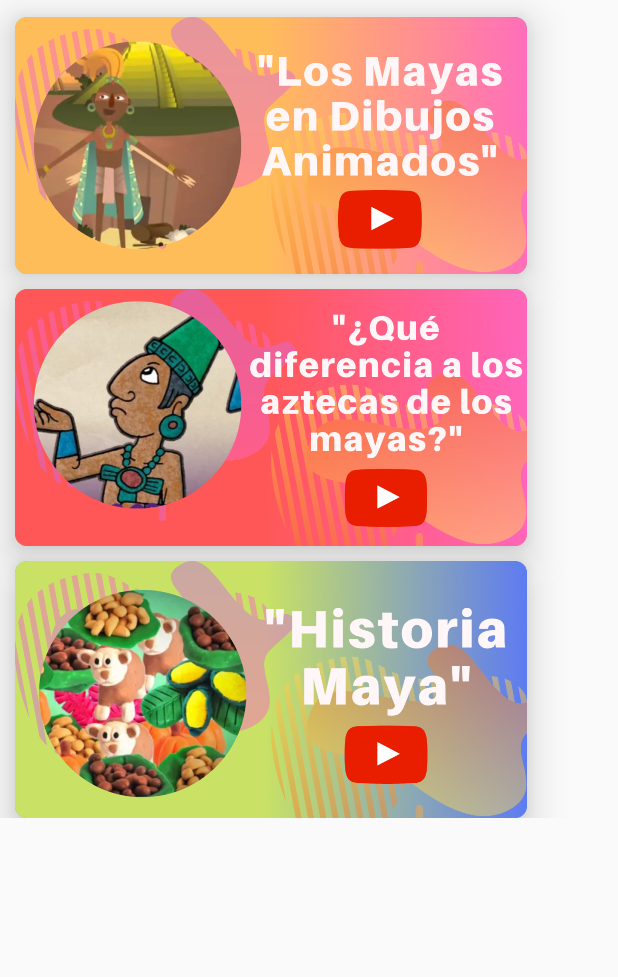
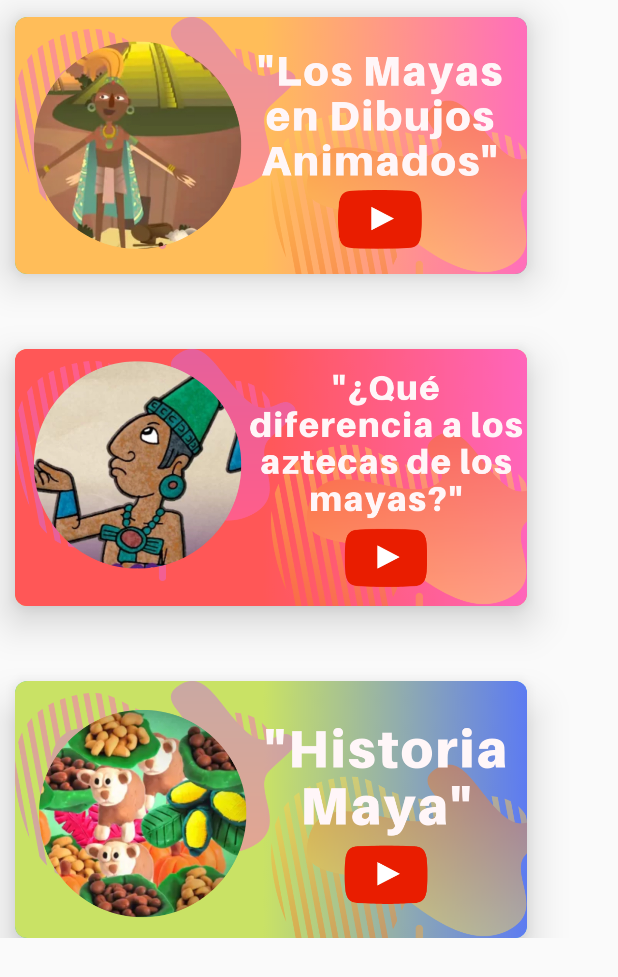
Before and after one commit to cuentagithubb/kooxkambalEstaeslabuena, an Android app: the layout activity_cuatro.xml on its own in the app's theme, with its tools: preview values and no code run, on a phone screen of 412 x 824 dp. Shown: the top 977 px of the screen. Run offline under Robolectric (Android 15) with nearby library versions, the phone set to English and light mode, and no system bars.

Commit message:
ahora si ya

```diff
--- a/app/src/main/res/layout/activity_cuatro.xml
+++ b/app/src/main/res/layout/activity_cuatro.xml
@@ -65,7 +65,7 @@
                 <androidx.cardview.widget.CardView
                     android:id="@+id/cardespacio"
                     android:layout_width="341dp"
-                    android:layout_height="10dp"
+                    android:layout_height="50dp"
                     android:layout_marginLeft="8dp"
                     android:layout_marginRight="16dp"
                     app:cardBackgroundColor="@android:color/transparent"
@@ -103,7 +103,7 @@
                 <androidx.cardview.widget.CardView
                     android:id="@+id/cardespaciodos"
                     android:layout_width="341dp"
-                    android:layout_height="10dp"
+                    android:layout_height="50dp"
                     android:layout_marginLeft="8dp"
                     android:layout_marginRight="16dp"
                     app:cardBackgroundColor="@android:color/transparent"
```
